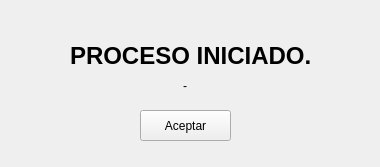
KillahBlitz/whatsapp-extractor, file UI/ProccesScreen.ui: the form before one commit.
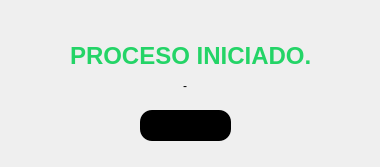
The form after the commit.

Diff of the .ui file:
```diff
--- a/UI/ProccesScreen.ui
+++ b/UI/ProccesScreen.ui
@@ -13,6 +13,18 @@
   <property name="windowTitle">
    <string>Form</string>
   </property>
+  <property name="styleSheet">
+   <string notr="true">QPushButton {
+	background-color:  black;
+    border-radius: 12px;  
+}
+
+
+QPushButton#btn_aceptar:hover {
+    border: 2px solid white;
+    box-shadow: 0 0 10px white;
+}</string>
+  </property>
   <widget class="QLabel" name="label_warning">
    <property name="geometry">
     <rect>
@@ -54,10 +66,37 @@
     <rect>
      <x>70</x>
      <y>40</y>
-     <width>241</width>
+     <width>251</width>
      <height>31</height>
     </rect>
    </property>
+   <property name="palette">
+    <palette>
+     <active>
+      <colorrole role="WindowText">
+       <brush brushstyle="SolidPattern">
+        <color alpha="255">
+         <red>36</red>
+         <green>212</green>
+         <blue>103</blue>
+        </color>
+       </brush>
+      </colorrole>
+     </active>
+     <inactive>
+      <colorrole role="WindowText">
+       <brush brushstyle="SolidPattern">
+        <color alpha="255">
+         <red>36</red>
+         <green>212</green>
+         <blue>103</blue>
+        </color>
+       </brush>
+      </colorrole>
+     </inactive>
+     <disabled/>
+    </palette>
+   </property>
    <property name="font">
     <font>
      <family>SansSerif</family>
```
